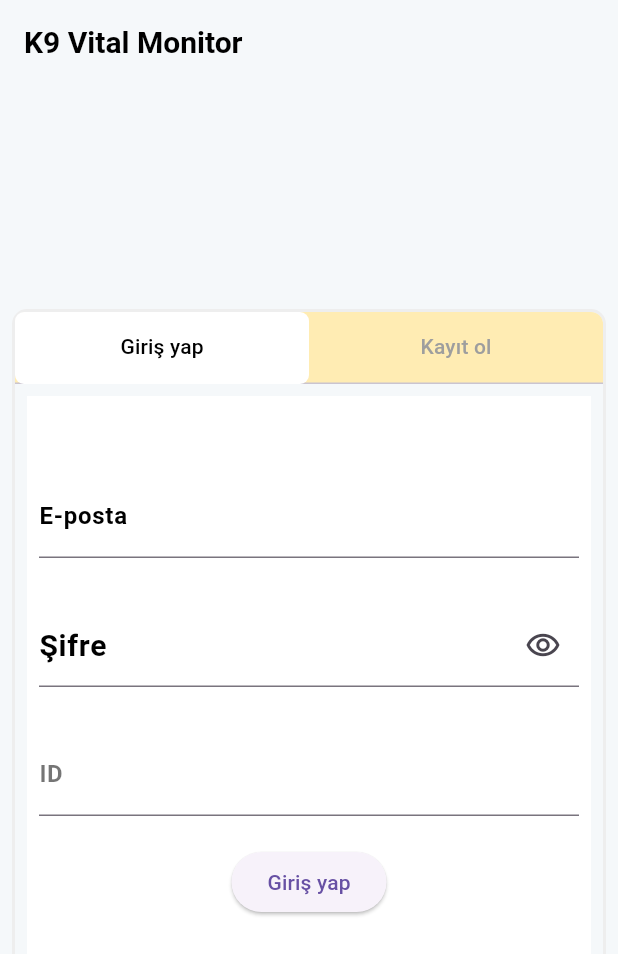
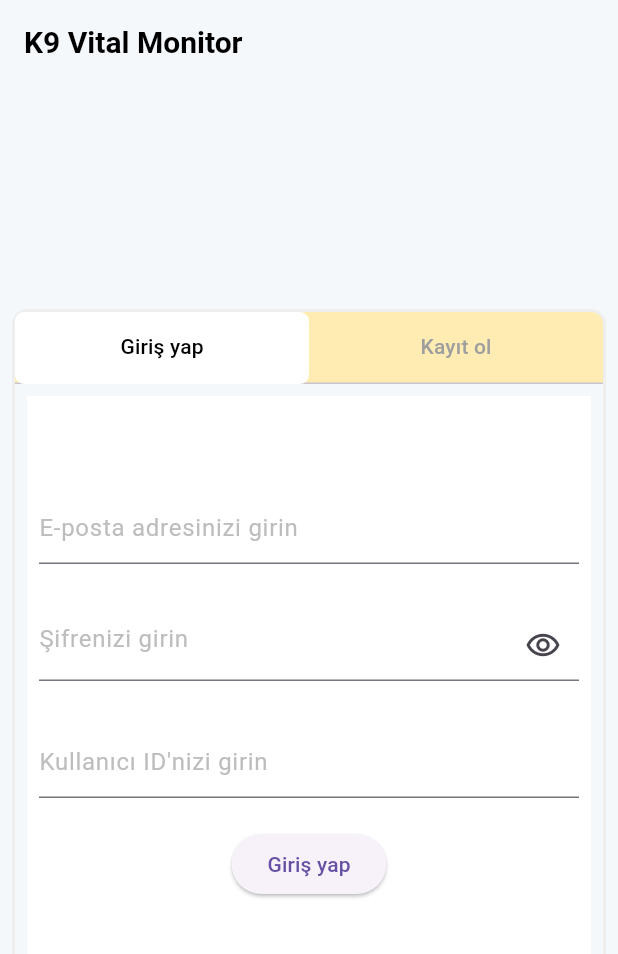
Before and after one commit to YusufBerkez/k9_project, a Flutter app: the screen it shows after launch, on a phone screen of 412 x 824 dp. Shown: the top 954 px of the screen. Run offline on Flutter 3.47's test engine with Material 3 defaults, Android fonts, the light colour scheme and no system bars; our stand-ins replace fl_chart, flutter_riverpod, font_awesome_flutter, form_validator, shared_preferences, video_player.

Commit message:
chat sayfasında isim değiştirildi. Login_field.dart dosyasındaki textfieldların label ve hinttextleri düzenlendi.

```diff
--- a/k9_app/lib/features/chatpage/presentation/widgets/chat_pages.dart
+++ b/k9_app/lib/features/chatpage/presentation/widgets/chat_pages.dart
@@ -41,9 +41,9 @@ class _ChatPageState extends ConsumerState<ChatPage> {
           ListTileChat(
             ref: ref,
             name: "Zeynep Su",
-            surname: "Mollaoğlu",
+            surname: "Demir",
             role: "Veteriner",
-            id: "zeynepsu",
+            id: "zeysu",
             currentUserId: widget.userId,
           ),
           Padding(
--- a/k9_app/lib/features/enterpage/presentation/widgets/enterpage.dart
+++ b/k9_app/lib/features/enterpage/presentation/widgets/enterpage.dart
@@ -1,6 +1,6 @@
 import 'package:flutter/material.dart';
 import 'package:flutter_riverpod/flutter_riverpod.dart';
-import 'package:k9_app/features/enterpage/presentation/signup_field.dart';
+import 'package:k9_app/features/enterpage/presentation/widgets/signup_field.dart';
 import 'package:k9_app/features/enterpage/presentation/widgets/login_field.dart';
 
 class Enterpage extends ConsumerWidget {
--- a/k9_app/lib/features/enterpage/presentation/widgets/login_field.dart
+++ b/k9_app/lib/features/enterpage/presentation/widgets/login_field.dart
@@ -45,16 +45,10 @@ class LoginField extends ConsumerWidget {
                   controller: emailController,
                   cursorColor: Colors.black,
                   decoration: InputDecoration(
-                    label: Text(
-                      "E-posta",
-                      style: TextStyle(
-                        fontWeight: FontWeight.bold,
-                        color: Colors.black,
-                      ),
-                    ),
-                    hint: Text(
-                      "ornek@gmail.com",
-                      style: TextStyle(color: Color(0xff828291)),
+                    hintText: "E-posta adresinizi girin",
+                    hintStyle: TextStyle(
+                      color: Colors.grey.shade400,
+                      fontSize: 16,
                     ),
                     focusedBorder: UnderlineInputBorder(
                       borderSide: BorderSide(color: Colors.grey),
@@ -73,31 +67,20 @@ class LoginField extends ConsumerWidget {
                   cursorColor: Colors.black,
                   obscureText: isObscure,
                   decoration: InputDecoration(
-                    label: Text(
-                      "Şifre",
-                      style: TextStyle(
-                        fontWeight: FontWeight.bold,
-                        color: Colors.black,
-                        fontSize: 20,
-                      ),
+                    hintText: "Şifrenizi girin",
+                    hintStyle: TextStyle(
+                      color: Colors.grey.shade400,
+                      fontSize: 16,
                     ),
                     suffixIcon: IconButton(
                       onPressed: () {
                         ref.read(obscureTextProvider.notifier).state =
                             !isObscure;
                       },
-
                       icon: Icon(
                         isObscure
                             ? Icons.remove_red_eye_outlined
                             : Icons.visibility_off_outlined,
-                      ),
-                    ),
-                    hint: Text(
-                      "*********",
-                      style: TextStyle(
-                        fontWeight: FontWeight.w200,
-                        color: Colors.black,
                       ),
                     ),
                     focusedBorder: UnderlineInputBorder(
@@ -124,12 +107,13 @@ class LoginField extends ConsumerWidget {
                   keyboardType: TextInputType.name,
                   controller: idController,
                   decoration: InputDecoration(
-                    label: Text(
-                      "ID",
-                      style: TextStyle(
-                        fontWeight: FontWeight.bold,
-                        color: Colors.black54,
-                      ),
+                    hintText: "Kullanıcı ID'nizi girin",
+                    hintStyle: TextStyle(
+                      color: Colors.grey.shade400,
+                      fontSize: 16,
+                    ),
+                    focusedBorder: UnderlineInputBorder(
+                      borderSide: BorderSide(color: Colors.grey),
                     ),
                   ),
                 ),
```
Also changed, not shown: k9_app/lib/features/enterpage/presentation/signup_field.dart (deleted, +0 -23 lines), k9_app/lib/features/enterpage/presentation/widgets/signup_field.dart (added, +37 -0 lines), k9_app/lib/features/enterpage/providers/signup_providers.dart (+5 -5 lines), 1 other file.
